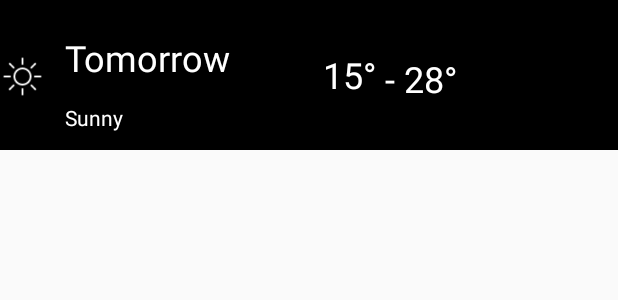
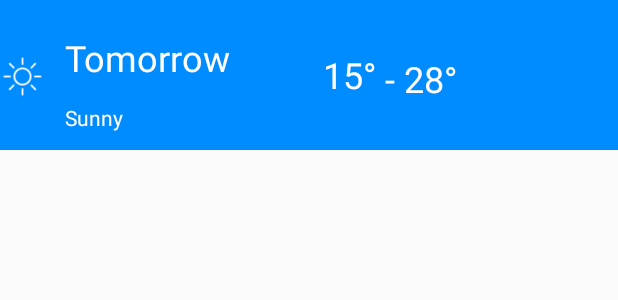
Before and after one commit to bakeliprojects/metewo, an Android app: the layout item_weather.xml on its own in the app's theme, with its tools: preview values and no code run, on a phone screen of 412 x 824 dp. Shown: the top 300 px of the screen. Run offline under Robolectric (Android 15) with nearby library versions, the phone set to English and light mode, and no system bars.

```diff
--- a/app/src/main/java/model/ForecastDay.java
+++ b/app/src/main/java/model/ForecastDay.java
@@ -2,8 +2,6 @@ package model;
 
 import com.google.gson.annotations.Expose;
 import com.google.gson.annotations.SerializedName;
-
-import java.util.Date;
 
 /**
  * Created by Lamine Dieng on 19/06/2017.
--- a/app/src/main/res/layout/content_main.xml
+++ b/app/src/main/res/layout/content_main.xml
@@ -13,7 +13,7 @@
         android:id="@+id/frameLayout"
         android:layout_width="fill_parent"
         android:layout_height="230dp"
-        android:background="#FF5F4E"
+        android:background="#ff0000"
         android:layout_alignParentTop="true"
         android:layout_alignParentLeft="true"
         android:layout_alignParentStart="true">
--- a/app/src/main/res/layout/item_weather.xml
+++ b/app/src/main/res/layout/item_weather.xml
@@ -1,36 +1,37 @@
 <?xml version="1.0" encoding="utf-8"?>
 <RelativeLayout xmlns:android="http://schemas.android.com/apk/res/android"
+    xmlns:app="http://schemas.android.com/apk/res-auto"
+    xmlns:tools="http://schemas.android.com/tools"
     android:layout_width="match_parent"
     android:layout_height="100dp"
-    xmlns:app="http://schemas.android.com/apk/res-auto"
-    xmlns:tools="http://schemas.android.com/tools"
+    android:background="#008cff"
     app:layout_behavior="@string/appbar_scrolling_view_behavior"
-    tools:context="metewo.android.bakeli.volkeno.com.metewo.MainActivity"
-    android:background="#000000">
+
+    tools:context="metewo.android.bakeli.volkeno.com.metewo.MainActivity">
 
     <ImageView
         android:id="@+id/imageView4"
         android:layout_width="30dp"
         android:layout_height="30dp"
-            app:srcCompat="@drawable/sun"
         android:layout_alignBottom="@+id/tempMin"
         android:layout_alignParentLeft="true"
-            android:layout_alignParentStart="true" />
+        android:layout_alignParentStart="true"
+        app:srcCompat="@drawable/sun" />
 
     <TextView
         android:id="@+id/day"
         android:layout_width="wrap_content"
         android:layout_height="wrap_content"
 
+        android:layout_alignBottom="@+id/textView12"
+        android:layout_marginBottom="14dp"
         android:layout_marginLeft="13dp"
         android:layout_marginStart="13dp"
+        android:layout_toEndOf="@+id/imageView4"
+        android:layout_toRightOf="@+id/imageView4"
         android:text="Tomorrow"
         android:textColor="#ffffff"
-            android:textSize="24sp"
-            android:layout_alignBottom="@+id/textView12"
-            android:layout_toRightOf="@+id/imageView4"
-            android:layout_toEndOf="@+id/imageView4"
-            android:layout_marginBottom="14dp" />
+        android:textSize="24sp" />
 
     <TextView
         android:id="@+id/condition"
@@ -60,11 +61,11 @@
         android:id="@+id/textView12"
         android:layout_width="wrap_content"
         android:layout_height="wrap_content"
+        android:layout_alignTop="@+id/imageView4"
+        android:layout_toRightOf="@+id/tempMin"
         android:text=" - "
         android:textColor="#ffffff"
-            android:textSize="24sp"
-            android:layout_alignTop="@+id/imageView4"
-            android:layout_toRightOf="@+id/tempMin" />
+        android:textSize="24sp" />
 
     <TextView
         android:id="@+id/tempMax"
```
Also changed, not shown: app/src/main/java/metewo/android/bakeli/volkeno/com/metewo/MainActivity.java (+60 -61 lines), app/src/main/java/metewo/android/bakeli/volkeno/com/metewo/WeatherAdapter.java (+9 -13 lines). Lines whose indentation alone changed are shown as unchanged.
